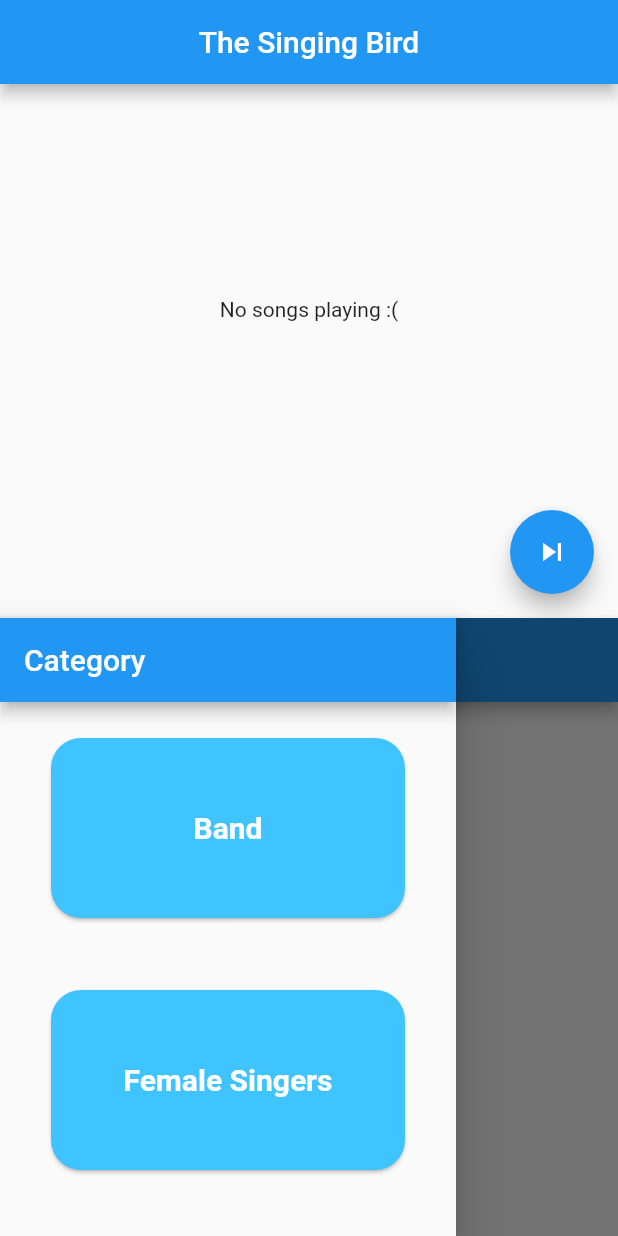
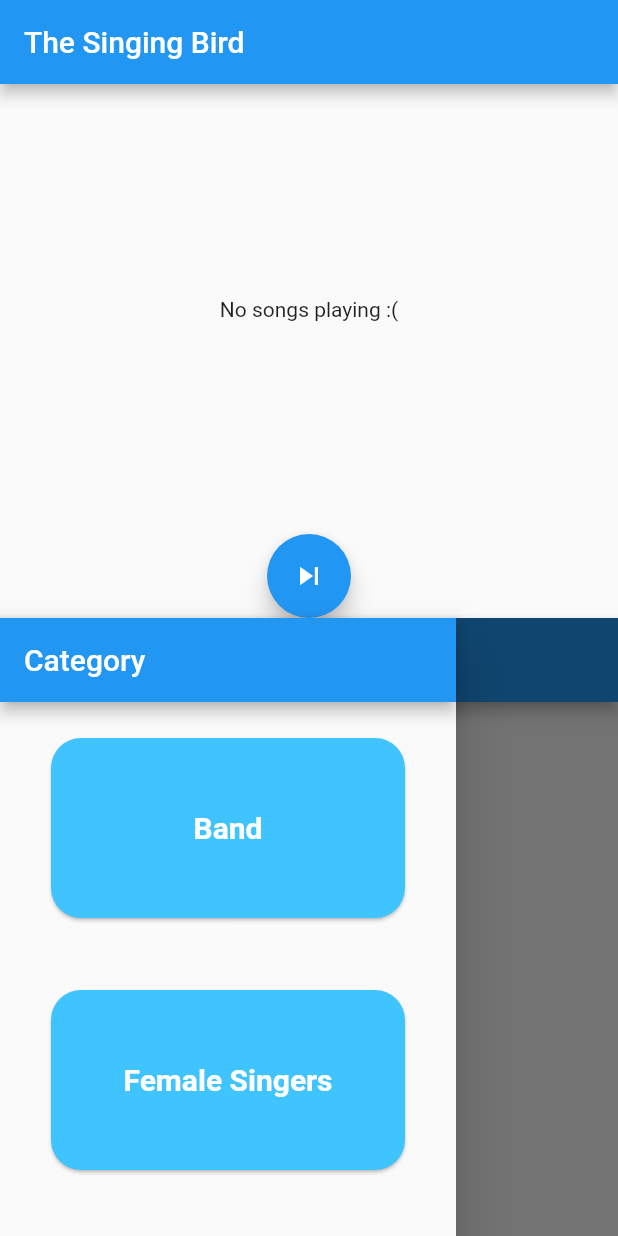
Before and after one commit to angelitasasmita/the_singing_bird, a Flutter app: the screen it shows after launch, in the side drawer, after a tap on the "skip next" icon, on a phone screen of 412 x 824 dp. Run offline on Flutter 3.47's test engine with Material 2 defaults, Android fonts, the phone set to English and light mode, and no system bars; missing offline and left inert: draggable_scrollbar, flutter_list_drag_and_drop, flutter_webview_plugin, flutter_youtube.

Commit message:
[Angie] add fab in a new row

```diff
--- a/lib/inherited.dart
+++ b/lib/inherited.dart
@@ -37,6 +37,8 @@ class MyInheritedWidgetState extends State<MyInheritedWidget> {
 
   List<Song> get retriveSongs => _songs;
 
+  Song get retriveLatestSong => _songs[0];
+
   void removeSong(Song song){
     setState(() {
       _songs.remove(song);
--- a/lib/main.dart
+++ b/lib/main.dart
@@ -43,10 +43,10 @@ class _BaseWidgetState extends State<BaseWidget> {
   Widget build(BuildContext context) {
     return MyInheritedWidget(
       child: Scaffold(
-//        appBar: AppBar(
-//          title: Text(widget.title),
-//          automaticallyImplyLeading: false,
-//        ),
+        appBar: AppBar(
+          title: Text(widget.title),
+          automaticallyImplyLeading: false,
+        ),
         body: Center(
           child: Column(
             mainAxisAlignment: MainAxisAlignment.center,
--- a/lib/video_player_screen.dart
+++ b/lib/video_player_screen.dart
@@ -19,30 +19,26 @@ class _VideoPlayerScreenState extends State<VideoPlayerScreen> {
     if (state.songsCount == 0) {
       _videoScreen = Center(child: Text('No songs playing :('));
     } else {
-      _videoScreen = WebviewScaffold(url: state.retriveSongs[0].link);
+      _videoScreen = WebviewScaffold(url: state.retriveLatestSong.link);
     }
 
-    return Expanded(
-      child: Scaffold(
-        appBar: AppBar(
-          title: Text("The Singing Bird"),
-          automaticallyImplyLeading: false,
-          centerTitle: true,
+    return Column(
+      children: <Widget>[
+        Container(
+          height: 300,
+          child: _videoScreen,
         ),
-        body: Container(height: 300, child: _videoScreen),
-        floatingActionButton: FloatingActionButton(
-            child: Icon(Icons.skip_next),
-            onPressed: () {
-              setState(() {
-                state.removeSong(state.retriveSongs[0]);
-              });
-            }),
+        FloatingActionButton(
+          child: Icon(Icons.skip_next),
+          onPressed: (){
+            setState(() {
+              state.removeSong(state.retriveLatestSong);
+              _videoScreen = WebviewScaffold(url: state.retriveLatestSong.link);
 
-//      Container(
-//      height: 300,
-//        child: FlutterYoutube.playYoutubeVideoByUrl(
-//            apiKey: _API_KEY, videoUrl: state.retriveSongs[0].link, autoPlay: true)
-      ),
+            });
+          },
+        )
+      ],
     );
   }
 }
```
